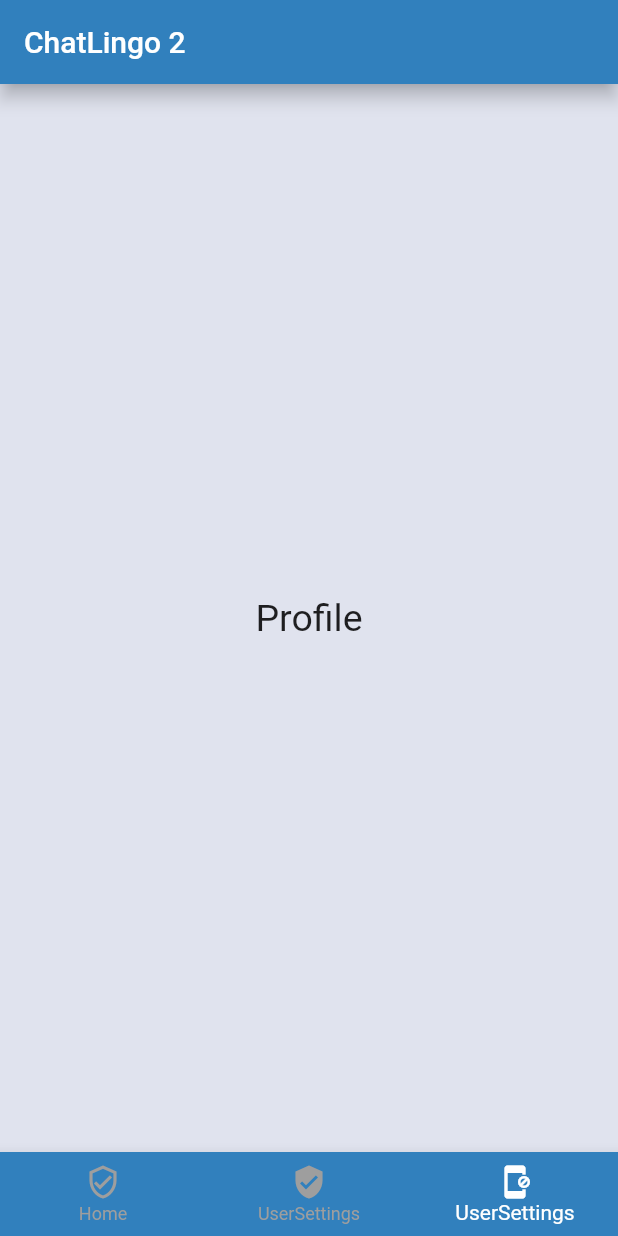
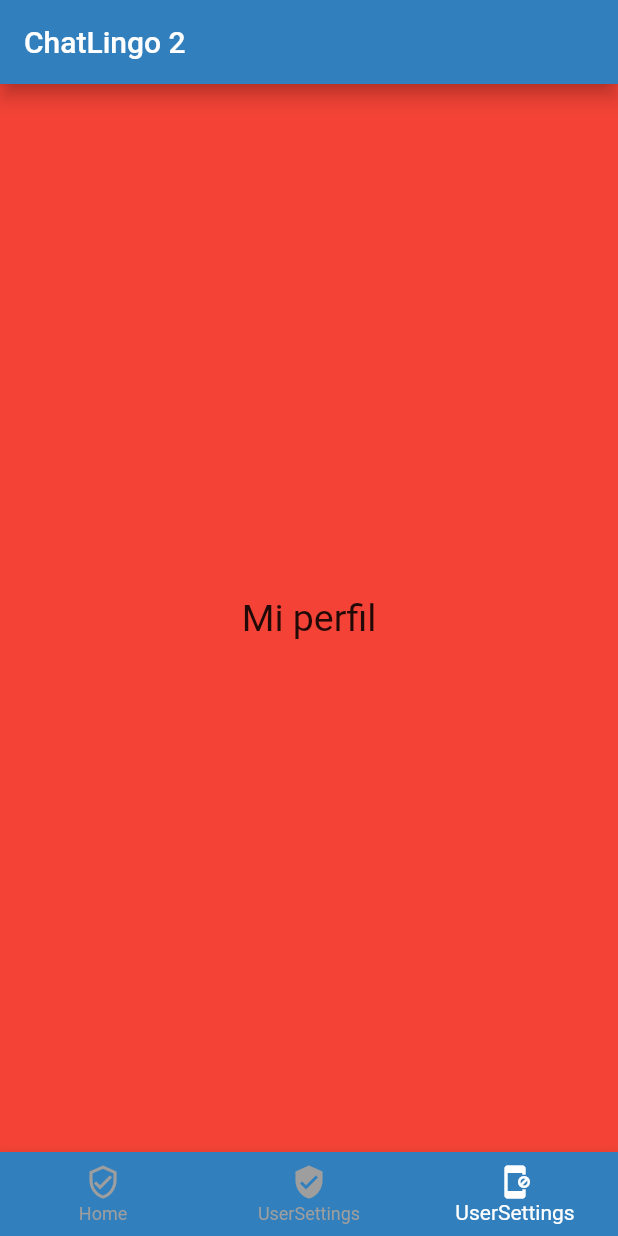
Before and after one commit to No-Country/c9-49-m-flutter, a Flutter app: the screen it shows after launch, item 3 of the bottom bar chosen, on a phone screen of 412 x 824 dp. Run offline on Flutter 3.47's test engine with Material 2 defaults, Android fonts, the light colour scheme and no system bars.

Commit message:
Add basic screens

```diff
--- a/lib/screens/home_screen.dart
+++ b/lib/screens/home_screen.dart
@@ -1,53 +1,35 @@
 import 'package:flutter/material.dart';
-
+import 'package:flutter_application_1/screens/chat_screen.dart';
+import 'package:flutter_application_1/screens/connect_screen.dart';
+import 'package:flutter_application_1/screens/profile_screen.dart';
 
 class homeScreen extends StatefulWidget {
-
-
   @override
   State<homeScreen> createState() => _homeScreenState();
 }
 
 class _homeScreenState extends State<homeScreen> {
-
   int currentPage = 0;
   var pages = [
-
-      [CustomScreen(color: Colors.blueGrey,  textPlace: 'Chat')],
-      [CustomScreen(color: Colors.pink,  textPlace: 'Connect')],
-       [CustomScreen(color: Color.fromARGB(255, 224, 227, 238), textPlace: 'Profile')],
-
+    [ChatScreen()],
+    [ConnectScreen()],
+    [ProfileScreen()],
   ];
 
   @override
   Widget build(BuildContext context) {
-    return
-
-     Scaffold(
-    //* AppBar
+    return Scaffold(
       appBar: AppBar(
         backgroundColor: Color.fromARGB(255, 49, 128, 189),
         title: Text("ChatLingo $currentPage"),
          elevation: 5,
       ),
-
-//? Cambiar la pantalla
-
-
-
       body: PageView(
         children: pages[currentPage],
-
-
-
-
       ),
-     //* Bottom navigation bar
      bottomNavigationBar: BottomNavigationBar(
         currentIndex: currentPage,
         onTap:(index) {
-
-
         setState(() {
             currentPage = index;
         });
--- /dev/null
+++ b/lib/screens/profile_screen.dart
@@ -0,0 +1,16 @@
+import 'package:flutter/material.dart';
+
+class ProfileScreen extends StatelessWidget {
+  final color = Colors.red;
+  String title = 'Mi perfil';
+
+  @override
+  Widget build(BuildContext context) {
+      return Container(
+        color: color,
+        child: Center(
+          child: Text(title, style: TextStyle(fontSize: 25),),
+          ),
+      );
+  }
+}
```
Also changed, not shown: lib/screens/chat_screen.dart (added, +13 -0 lines), lib/screens/connect_screen.dart (added, +13 -0 lines). Lines whose indentation alone changed are shown as unchanged.
